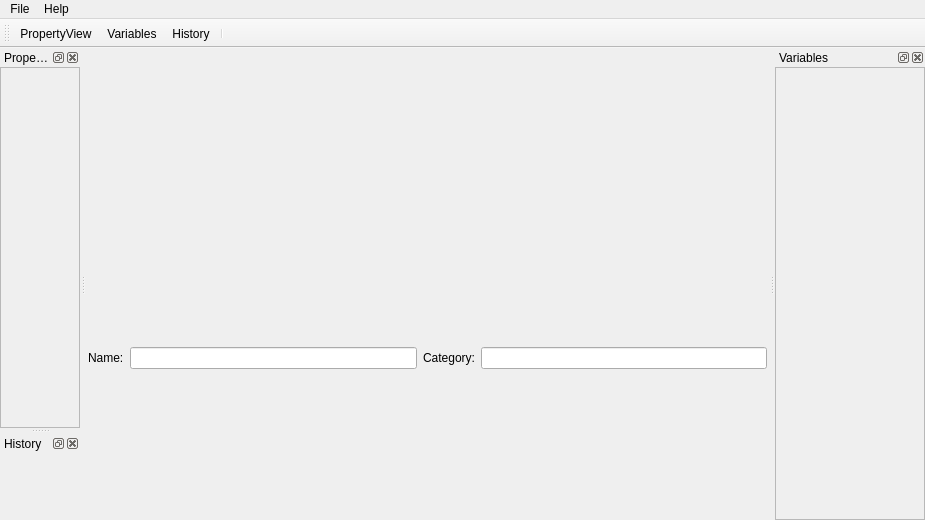
Above: PyFlow/UI/Widgets/GraphEditor_ui.ui from wonderworks-software/PyFlow before the change. Below: the same form after it.
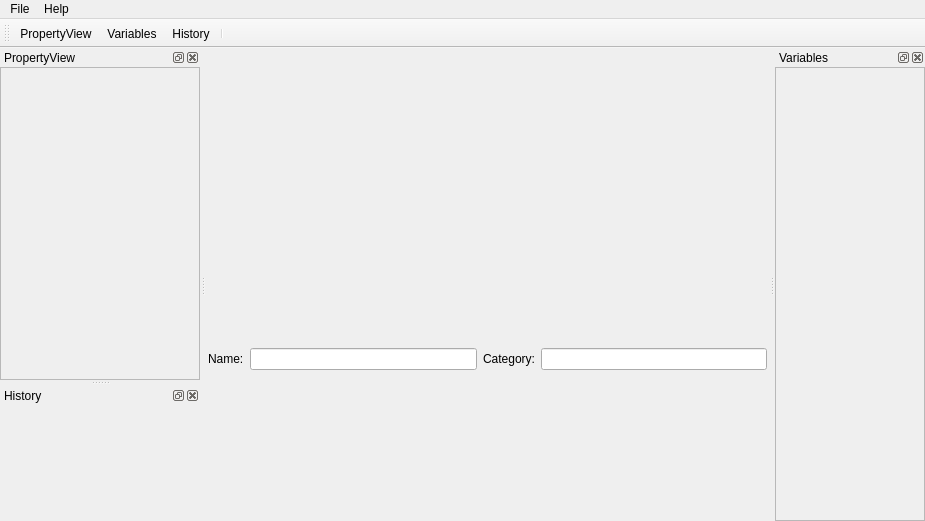
That is the form after the change. Icons and pictures are not drawn.

Commit message: show on startup option. Do not store windows state

The edit to the form file:
```diff
--- a/PyFlow/UI/Widgets/GraphEditor_ui.ui
+++ b/PyFlow/UI/Widgets/GraphEditor_ui.ui
@@ -10,7 +10,7 @@
     <x>0</x>
     <y>0</y>
     <width>925</width>
-    <height>520</height>
+    <height>521</height>
    </rect>
   </property>
   <property name="windowTitle">
@@ -21,7 +21,10 @@
     <normaloff>:/icons/resources/LogoBpApp.png</normaloff>:/icons/resources/LogoBpApp.png</iconset>
   </property>
   <property name="documentMode">
-   <bool>false</bool>
+   <bool>true</bool>
+  </property>
+  <property name="dockNestingEnabled">
+   <bool>true</bool>
   </property>
   <property name="dockOptions">
    <set>QMainWindow::AllowTabbedDocks</set>
@@ -30,10 +33,7 @@
    <property name="locale">
     <locale language="English" country="UnitedStates"/>
    </property>
-   <layout class="QVBoxLayout" name="verticalLayout_3">
-    <property name="spacing">
-     <number>1</number>
-    </property>
+   <layout class="QGridLayout" name="gridLayout_3">
     <property name="leftMargin">
      <number>1</number>
     </property>
@@ -46,38 +46,7 @@
     <property name="bottomMargin">
      <number>1</number>
     </property>
-    <item>
-     <widget class="QWidget" name="widget" native="true">
-      <property name="sizePolicy">
-       <sizepolicy hsizetype="Preferred" vsizetype="Maximum">
-        <horstretch>0</horstretch>
-        <verstretch>0</verstretch>
-       </sizepolicy>
-      </property>
-      <layout class="QHBoxLayout" name="horizontalLayout">
-       <property name="leftMargin">
-        <number>0</number>
-       </property>
-       <property name="topMargin">
-        <number>0</number>
-       </property>
-       <property name="rightMargin">
-        <number>0</number>
-       </property>
-       <property name="bottomMargin">
-        <number>0</number>
-       </property>
-      </layout>
-     </widget>
-    </item>
-    <item>
-     <widget class="QSplitter" name="horizontal_splitter">
-      <property name="styleSheet">
-       <string notr="true"/>
-      </property>
-      <property name="orientation">
-       <enum>Qt::Horizontal</enum>
-      </property>
+    <item row="0" column="0">
       <widget class="QWidget" name="SceneWidget" native="true">
        <layout class="QGridLayout" name="gridLayout">
         <property name="leftMargin">
@@ -195,7 +164,6 @@
         </item>
        </layout>
       </widget>
-     </widget>
     </item>
    </layout>
   </widget>
@@ -288,7 +256,7 @@
           <x>0</x>
           <y>0</y>
           <width>148</width>
-          <height>441</height>
+          <height>442</height>
          </rect>
         </property>
         <property name="sizePolicy">
@@ -323,7 +291,7 @@
   <widget class="QDockWidget" name="dockWidgetNodeView">
    <property name="minimumSize">
     <size>
-     <width>80</width>
+     <width>200</width>
      <height>93</height>
     </size>
    </property>
@@ -369,7 +337,7 @@
          <rect>
           <x>0</x>
           <y>0</y>
-          <width>78</width>
+          <width>198</width>
           <height>303</height>
          </rect>
         </property>
@@ -413,6 +381,12 @@
    <property name="enabled">
     <bool>true</bool>
    </property>
+   <property name="minimumSize">
+    <size>
+     <width>200</width>
+     <height>38</height>
+    </size>
+   </property>
    <property name="windowIcon">
     <iconset resource="../Utils/nodes_res.qrc">
      <normaloff>:/icons/resources/history.png</normaloff>:/icons/resources/history.png</iconset>
```
Left out of the diff: 4 changed lines with no effect on the pictures. Lines whose indentation alone changed are shown as unchanged. The commit also changes 4 other files.
